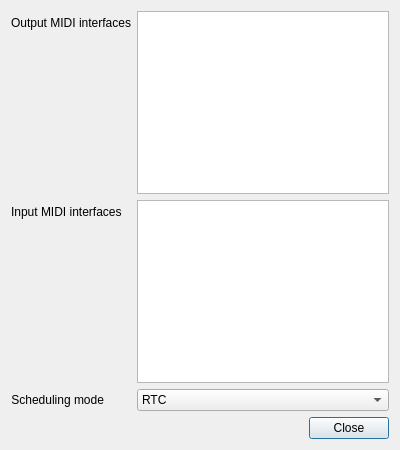
Before: the Qt Designer form src/preferencesdialog.ui in gitGNU/gnu_tutka, drawn with Qt 5.
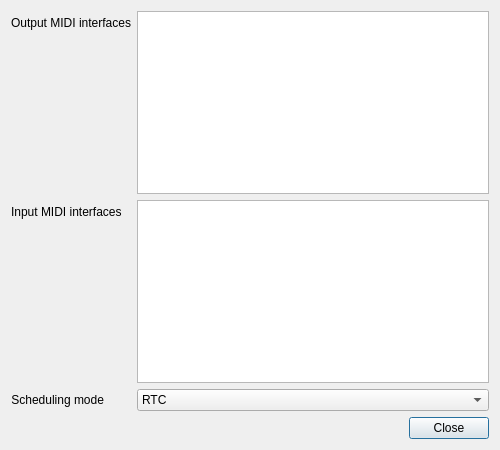
After: the same form once the commit is applied.

What changed in the file:
```diff
--- a/src/preferencesdialog.ui
+++ b/src/preferencesdialog.ui
@@ -6,7 +6,7 @@
    <rect>
     <x>0</x>
     <y>0</y>
-    <width>400</width>
+    <width>500</width>
     <height>450</height>
    </rect>
   </property>
@@ -60,10 +60,30 @@
       </widget>
      </item>
      <item row="0" column="1">
-      <widget class="QTableView" name="tableViewOutputMidiInterfaces"/>
+      <widget class="QTableView" name="tableViewOutputMidiInterfaces">
+       <attribute name="horizontalHeaderDefaultSectionSize">
+        <number>130</number>
+       </attribute>
+       <attribute name="horizontalHeaderStretchLastSection">
+        <bool>true</bool>
+       </attribute>
+       <attribute name="verticalHeaderVisible">
+        <bool>false</bool>
+       </attribute>
+      </widget>
      </item>
      <item row="1" column="1">
-      <widget class="QTableView" name="tableViewInputMidiInterfaces"/>
+      <widget class="QTableView" name="tableViewInputMidiInterfaces">
+       <attribute name="horizontalHeaderDefaultSectionSize">
+        <number>130</number>
+       </attribute>
+       <attribute name="horizontalHeaderStretchLastSection">
+        <bool>true</bool>
+       </attribute>
+       <attribute name="verticalHeaderVisible">
+        <bool>false</bool>
+       </attribute>
+      </widget>
      </item>
      <item row="1" column="0">
       <widget class="QLabel" name="label_3">
```
